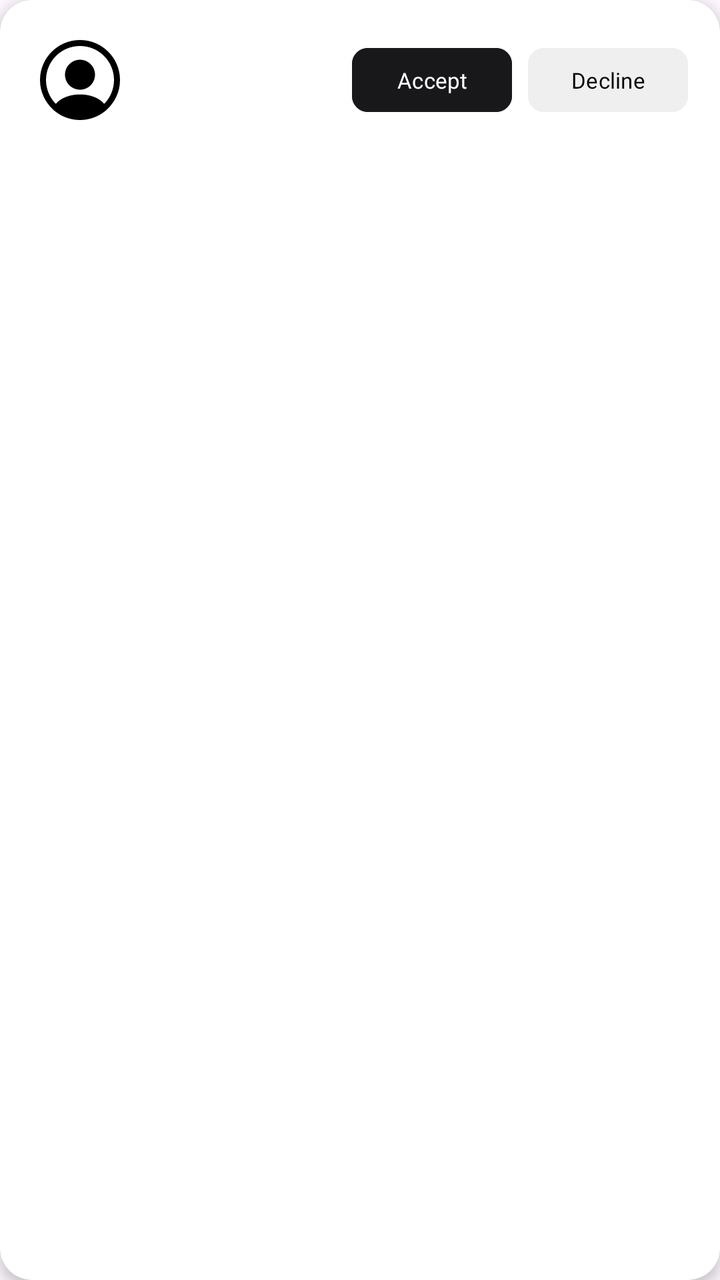
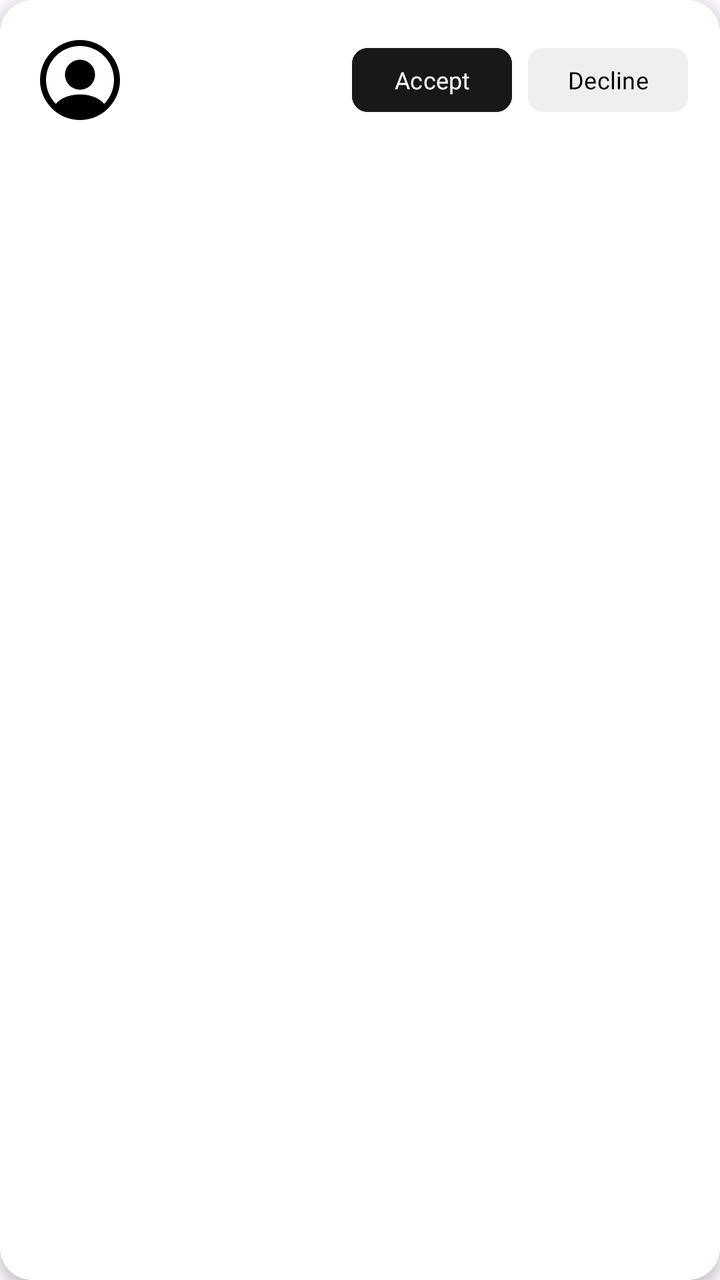

An Android layout rendered at two revisions. The XML below is the earlier revision; the diff shows what the commit changed to produce the second picture.
<!-- AndroidManifest.xml: application theme Theme.Travel -->
<!-- res/layout/item_friend_request.xml -->
<?xml version="1.0" encoding="utf-8"?>
<androidx.cardview.widget.CardView
    xmlns:android="http://schemas.android.com/apk/res/android"
    xmlns:app="http://schemas.android.com/apk/res-auto"
    android:layout_width="match_parent"
    android:layout_height="wrap_content"
    android:layout_marginHorizontal="12dp"
    android:layout_marginVertical="6dp"
    app:cardCornerRadius="16dp"
    app:cardElevation="4dp"
    app:cardBackgroundColor="@color/white">

    <androidx.constraintlayout.widget.ConstraintLayout
        android:layout_width="match_parent"
        android:layout_height="wrap_content"
        android:padding="16dp">

        <ImageView
            android:id="@+id/profilePicture"
            android:layout_width="48dp"
            android:layout_height="48dp"
            android:scaleType="centerCrop"
            android:src="@drawable/ic_profile"
            app:layout_constraintBottom_toBottomOf="parent"
            app:layout_constraintStart_toStartOf="parent"
            app:layout_constraintTop_toTopOf="parent" />

        <TextView
            android:id="@+id/displayNameText"
            android:layout_width="0dp"
            android:layout_height="wrap_content"
            android:layout_marginEnd="8dp"
            android:layout_marginStart="8dp"
            android:ellipsize="end"
            android:fontFamily="@font/mont_bold"
            android:maxLines="1"
            android:textColor="@color/text_primary"
            android:textSize="16sp"
            app:layout_constraintEnd_toStartOf="@id/acceptButton"
            app:layout_constraintStart_toEndOf="@+id/profilePicture"
            app:layout_constraintTop_toTopOf="@+id/profilePicture" />

        <TextView
            android:id="@+id/usernameText"
            android:layout_width="0dp"
            android:layout_height="wrap_content"
            android:layout_marginEnd="8dp"
            android:layout_marginStart="8dp"
            android:ellipsize="end"
            android:fontFamily="@font/mont_regular"
            android:maxLines="1"
            android:textColor="@color/text_secondary"
            android:textSize="12sp"
            app:layout_constraintEnd_toStartOf="@id/acceptButton"
            app:layout_constraintStart_toEndOf="@+id/profilePicture"
            app:layout_constraintTop_toBottomOf="@id/displayNameText" />

        <com.google.android.material.button.MaterialButton
            android:id="@+id/acceptButton"
            android:layout_width="80dp"
            android:layout_height="40dp"
            android:text="Accept"
            android:textSize="11sp"
            android:textAllCaps="false"
            android:backgroundTint="@color/button_primary"
            android:textColor="@color/button_primary_text"
            android:fontFamily="@font/mont_bold"
            android:minWidth="0dp"
            android:paddingHorizontal="0dp"
            app:cornerRadius="8dp"
            app:layout_constraintTop_toTopOf="parent"
            app:layout_constraintBottom_toBottomOf="parent"
            app:layout_constraintEnd_toStartOf="@id/declineButton"
            android:layout_marginEnd="8dp" />

        <com.google.android.material.button.MaterialButton
            android:id="@+id/declineButton"
            android:layout_width="80dp"
            android:layout_height="40dp"
            android:text="Decline"
            android:textSize="11sp"
            android:textAllCaps="false"
            android:backgroundTint="@color/button_secondary"
            android:textColor="@color/button_secondary_text"
            android:fontFamily="@font/mont_bold"
            android:minWidth="0dp"
            android:paddingHorizontal="0dp"
            app:cornerRadius="8dp"
            app:layout_constraintTop_toTopOf="parent"
            app:layout_constraintBottom_toBottomOf="parent"
            app:layout_constraintEnd_toEndOf="parent" />

    </androidx.constraintlayout.widget.ConstraintLayout>

</androidx.cardview.widget.CardView>
<!-- resources referenced by this layout -->
<resources>
  <color name="button_primary">#FF18181B</color>
  <color name="button_primary_text">#FFFFFFFF</color>
  <color name="button_secondary">#FFEFEFEF</color>
  <color name="button_secondary_text">#FF000000</color>
  <color name="text_primary">#FF18181B</color>
  <color name="text_secondary">#FFA1A1AA</color>
  <color name="white">#FFFFFFFF</color>
  <!-- drawable ic_profile (drawable) -->
  <vector xmlns:android="http://schemas.android.com/apk/res/android"
      android:width="200dp"
      android:height="200dp"
      android:viewportWidth="24"
      android:viewportHeight="24">
    <path
        android:pathData="M22,12C22,6.49 17.51,2 12,2C6.49,2 2,6.49 2,12C2,14.9 3.25,17.51 5.23,19.34C5.23,19.35 5.23,19.35 5.22,19.36C5.32,19.46 5.44,19.54 5.54,19.63C5.6,19.68 5.65,19.73 5.71,19.77C5.89,19.92 6.09,20.06 6.28,20.2C6.35,20.25 6.41,20.29 6.48,20.34C6.67,20.47 6.87,20.59 7.08,20.7C7.15,20.74 7.23,20.79 7.3,20.83C7.5,20.94 7.71,21.04 7.93,21.13C8.01,21.17 8.09,21.21 8.17,21.24C8.39,21.33 8.61,21.41 8.83,21.48C8.91,21.51 8.99,21.54 9.07,21.56C9.31,21.63 9.55,21.69 9.79,21.75C9.86,21.77 9.93,21.79 10.01,21.8C10.29,21.86 10.57,21.9 10.86,21.93C10.9,21.93 10.94,21.94 10.98,21.95C11.32,21.98 11.66,22 12,22C12.34,22 12.68,21.98 13.01,21.95C13.05,21.95 13.09,21.94 13.13,21.93C13.42,21.9 13.7,21.86 13.98,21.8C14.05,21.79 14.12,21.76 14.2,21.75C14.44,21.69 14.69,21.64 14.92,21.56C15,21.53 15.08,21.5 15.16,21.48C15.38,21.4 15.61,21.33 15.82,21.24C15.9,21.21 15.98,21.17 16.06,21.13C16.27,21.04 16.48,20.94 16.69,20.83C16.77,20.79 16.84,20.74 16.91,20.7C17.11,20.58 17.31,20.47 17.51,20.34C17.58,20.3 17.64,20.25 17.71,20.2C17.91,20.06 18.1,19.92 18.28,19.77C18.34,19.72 18.39,19.67 18.45,19.63C18.56,19.54 18.67,19.45 18.77,19.36C18.77,19.35 18.77,19.35 18.76,19.34C20.75,17.51 22,14.9 22,12ZM16.94,16.97C14.23,15.15 9.79,15.15 7.06,16.97C6.62,17.26 6.26,17.6 5.96,17.97C4.44,16.43 3.5,14.32 3.5,12C3.5,7.31 7.31,3.5 12,3.5C16.69,3.5 20.5,7.31 20.5,12C20.5,14.32 19.56,16.43 18.04,17.97C17.75,17.6 17.38,17.26 16.94,16.97Z"
        android:fillColor="#000000"/>
    <path
        android:pathData="M12,6.93C9.93,6.93 8.25,8.61 8.25,10.68C8.25,12.71 9.84,14.36 11.95,14.42C11.98,14.42 12.02,14.42 12.04,14.42C12.06,14.42 12.09,14.42 12.11,14.42C12.12,14.42 12.13,14.42 12.13,14.42C14.15,14.35 15.74,12.71 15.75,10.68C15.75,8.61 14.07,6.93 12,6.93Z"
        android:fillColor="#000000"/>
  </vector>
  <style name="Theme.Travel" parent="Theme.Material3.DayNight.NoActionBar">
          <item name="colorPrimary">#2196F3</item>
          <item name="colorOnPrimary">@android:color/white</item>
      </style>
</resources>

<!-- the commit's change to res/layout/item_friend_request.xml (unified diff, before → after) -->
@@ -60,7 +60,7 @@
             android:layout_width="80dp"
             android:layout_height="40dp"
             android:text="Accept"
-            android:textSize="11sp"
+            android:textSize="12sp"
             android:textAllCaps="false"
             android:backgroundTint="@color/button_primary"
             android:textColor="@color/button_primary_text"
@@ -78,7 +78,7 @@
             android:layout_width="80dp"
             android:layout_height="40dp"
             android:text="Decline"
-            android:textSize="11sp"
+            android:textSize="12sp"
             android:textAllCaps="false"
             android:backgroundTint="@color/button_secondary"
             android:textColor="@color/button_secondary_text"
